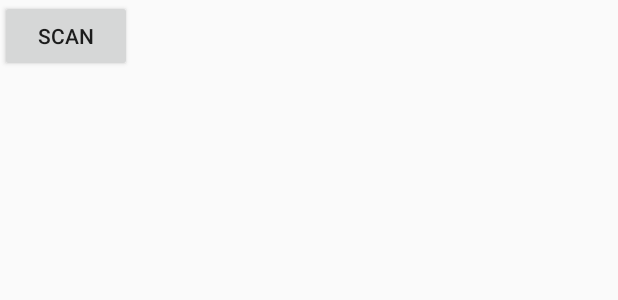
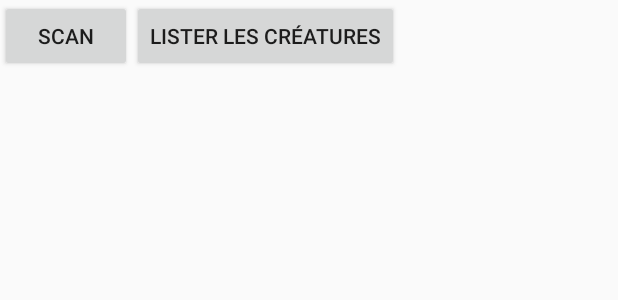
Before and after one commit to Barnini-Nicholas/Barcode_Battler_Android, an Android app: the layout activity_main.xml on its own in the app's theme, with its tools: preview values and no code run, on a phone screen of 412 x 824 dp. Shown: the top 300 px of the screen. Run offline under Robolectric (Android 15) with nearby library versions, the phone set to English and light mode, and no system bars.

Commit message:
ajout listcreature

```diff
--- a/Barcode_Battler_Android/app/src/main/AndroidManifest.xml
+++ b/Barcode_Battler_Android/app/src/main/AndroidManifest.xml
@@ -19,6 +19,7 @@
                 <category android:name="android.intent.category.LAUNCHER" />
             </intent-filter>
         </activity>
+        <activity android:name=".ListCreatureActivity"></activity>
     </application>
 
 </manifest>
--- a/Barcode_Battler_Android/app/src/main/res/layout/activity_main.xml
+++ b/Barcode_Battler_Android/app/src/main/res/layout/activity_main.xml
@@ -1,5 +1,5 @@
 <?xml version="1.0" encoding="utf-8"?>
-<android.support.constraint.ConstraintLayout xmlns:android="http://schemas.android.com/apk/res/android"
+<LinearLayout xmlns:android="http://schemas.android.com/apk/res/android"
     xmlns:app="http://schemas.android.com/apk/res-auto"
     xmlns:tools="http://schemas.android.com/tools"
     android:layout_width="match_parent"
@@ -13,4 +13,10 @@
         android:layout_height="wrap_content"
         android:text="Scan" />
 
-</android.support.constraint.ConstraintLayout>
+    <Button
+        android:id="@+id/btnListCreature"
+        android:layout_width="wrap_content"
+        android:layout_height="wrap_content"
+        android:text="Lister les créatures" />
+
+</LinearLayout>
```
Also changed, not shown: Barcode_Battler_Android/app/src/main/java/com/mbds/barcode_battler_android/ListCreatureActivity.java (added, +13 -0 lines), Barcode_Battler_Android/app/src/main/java/com/mbds/barcode_battler_android/MainActivity.java (+10 -0 lines), Barcode_Battler_Android/app/src/main/res/layout/activity_list_creature.xml (added, +10 -0 lines).
